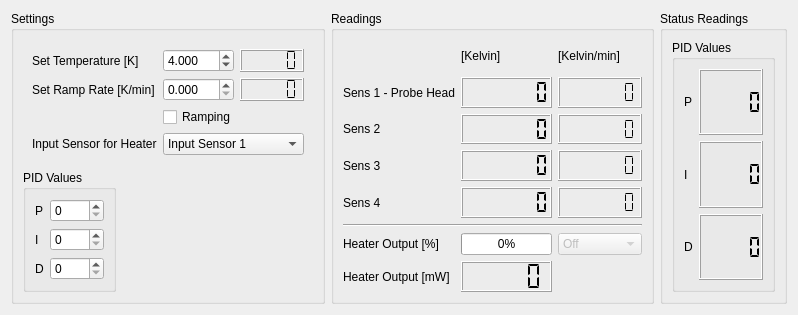
The window that LakeShore/LakeShore350_control.ui (Cryostat-GUI/Cryostat-GUI) describes before a commit, drawn with Qt 5.
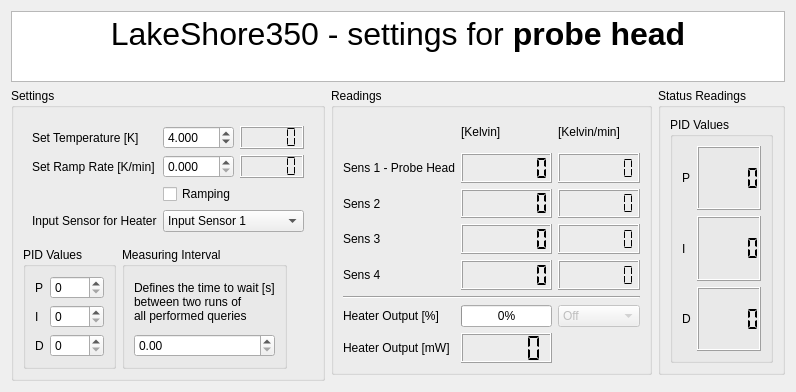
The same window after the commit.

Diff of the .ui file:
```diff
--- a/LakeShore/LakeShore350_control.ui
+++ b/LakeShore/LakeShore350_control.ui
@@ -6,18 +6,75 @@
    <rect>
     <x>0</x>
     <y>0</y>
-
-    <width>798</width>
-    <height>294</height>
-
+    <width>749</width>
+    <height>358</height>
    </rect>
   </property>
   <property name="windowTitle">
    <string>LakeShore 350 Control</string>
   </property>
   <layout class="QGridLayout" name="gridLayout_6">
-   <item row="0" column="0">
-
+   <item row="1" column="2">
+    <widget class="QGroupBox" name="groupReadingsStatus">
+     <property name="title">
+      <string>Status Readings</string>
+     </property>
+     <layout class="QGridLayout" name="gridLayout_5" rowstretch="1">
+      <item row="0" column="0" colspan="2">
+       <widget class="QGroupBox" name="groupPID">
+        <property name="title">
+         <string>PID Values</string>
+        </property>
+        <layout class="QGridLayout" name="gridLayout">
+         <item row="0" column="0">
+          <widget class="QLabel" name="label_10">
+           <property name="text">
+            <string>P</string>
+           </property>
+          </widget>
+         </item>
+         <item row="1" column="0">
+          <widget class="QLabel" name="label_11">
+           <property name="text">
+            <string>I</string>
+           </property>
+          </widget>
+         </item>
+         <item row="0" column="1">
+          <widget class="QLCDNumber" name="lcdLoopP_Param">
+           <property name="segmentStyle">
+            <enum>QLCDNumber::Flat</enum>
+           </property>
+          </widget>
+         </item>
+         <item row="2" column="0">
+          <widget class="QLabel" name="label_12">
+           <property name="text">
+            <string>D</string>
+           </property>
+          </widget>
+         </item>
+         <item row="1" column="1">
+          <widget class="QLCDNumber" name="lcdLoopI_Param">
+           <property name="segmentStyle">
+            <enum>QLCDNumber::Flat</enum>
+           </property>
+          </widget>
+         </item>
+         <item row="2" column="1">
+          <widget class="QLCDNumber" name="lcdLoopD_Param">
+           <property name="segmentStyle">
+            <enum>QLCDNumber::Flat</enum>
+           </property>
+          </widget>
+         </item>
+        </layout>
+       </widget>
+      </item>
+     </layout>
+    </widget>
+   </item>
+   <item row="1" column="0" rowspan="2">
     <widget class="QGroupBox" name="groupSettings">
      <property name="title">
       <string>Settings</string>
@@ -169,10 +226,35 @@
         </layout>
        </widget>
       </item>
+      <item row="5" column="1">
+       <widget class="QGroupBox" name="groupBox">
+        <property name="title">
+         <string>Measuring Interval</string>
+        </property>
+        <layout class="QGridLayout" name="gridLayout_8">
+         <item row="1" column="0">
+          <widget class="QDoubleSpinBox" name="spin_threadinterval">
+           <property name="maximum">
+            <double>3600.000000000000000</double>
+           </property>
+          </widget>
+         </item>
+         <item row="0" column="0">
+          <widget class="QLabel" name="label_18">
+           <property name="text">
+            <string>Defines the time to wait [s] 
+between two runs of 
+all performed queries</string>
+           </property>
+          </widget>
+         </item>
+        </layout>
+       </widget>
+      </item>
      </layout>
     </widget>
    </item>
-   <item row="0" column="1">
+   <item row="1" column="1">
     <widget class="QGroupBox" name="groupReadings">
      <property name="title">
       <string>Readings</string>
@@ -381,64 +463,33 @@
      </layout>
     </widget>
    </item>
-   <item row="0" column="2">
-    <widget class="QGroupBox" name="groupReadingsStatus">
-     <property name="title">
-      <string>Status Readings</string>
+   <item row="0" column="0" colspan="3">
+    <widget class="QTextBrowser" name="textBrowser">
+     <property name="minimumSize">
+      <size>
+       <width>731</width>
+       <height>71</height>
+      </size>
      </property>
-     <layout class="QGridLayout" name="gridLayout_5" rowstretch="1">
-      <item row="0" column="0" colspan="2">
-       <widget class="QGroupBox" name="groupPID">
-        <property name="title">
-         <string>PID Values</string>
-        </property>
-        <layout class="QGridLayout" name="gridLayout">
-         <item row="0" column="0">
-          <widget class="QLabel" name="label_10">
-           <property name="text">
-            <string>P</string>
-           </property>
-          </widget>
-         </item>
-         <item row="1" column="0">
-          <widget class="QLabel" name="label_11">
-           <property name="text">
-            <string>I</string>
-           </property>
-          </widget>
-         </item>
-         <item row="0" column="1">
-          <widget class="QLCDNumber" name="lcdLoopP_Param">
-           <property name="segmentStyle">
-            <enum>QLCDNumber::Flat</enum>
-           </property>
-          </widget>
-         </item>
-         <item row="2" column="0">
-          <widget class="QLabel" name="label_12">
-           <property name="text">
-            <string>D</string>
-           </property>
-          </widget>
-         </item>
-         <item row="1" column="1">
-          <widget class="QLCDNumber" name="lcdLoopI_Param">
-           <property name="segmentStyle">
-            <enum>QLCDNumber::Flat</enum>
-           </property>
-          </widget>
-         </item>
-         <item row="2" column="1">
-          <widget class="QLCDNumber" name="lcdLoopD_Param">
-           <property name="segmentStyle">
-            <enum>QLCDNumber::Flat</enum>
-           </property>
-          </widget>
-         </item>
-        </layout>
-       </widget>
-      </item>
-     </layout>
+     <property name="maximumSize">
+      <size>
+       <width>16777215</width>
+       <height>71</height>
+      </size>
+     </property>
+     <property name="frameShape">
+      <enum>QFrame::StyledPanel</enum>
+     </property>
+     <property name="frameShadow">
+      <enum>QFrame::Raised</enum>
+     </property>
+     <property name="html">
+      <string>&lt;!DOCTYPE HTML PUBLIC &quot;-//W3C//DTD HTML 4.0//EN&quot; &quot;http://www.w3.org/TR/REC-html40/strict.dtd&quot;&gt;
+&lt;html&gt;&lt;head&gt;&lt;meta name=&quot;qrichtext&quot; content=&quot;1&quot; /&gt;&lt;style type=&quot;text/css&quot;&gt;
+p, li { white-space: pre-wrap; }
+&lt;/style&gt;&lt;/head&gt;&lt;body style=&quot; font-family:'MS Shell Dlg 2'; font-size:8.25pt; font-weight:400; font-style:normal;&quot;&gt;
+&lt;p align=&quot;center&quot; style=&quot; margin-top:0px; margin-bottom:0px; margin-left:0px; margin-right:0px; -qt-block-indent:0; text-indent:0px;&quot;&gt;&lt;span style=&quot; font-size:24pt;&quot;&gt;LakeShore350 - settings for&lt;/span&gt;&lt;span style=&quot; font-size:24pt; font-weight:600;&quot;&gt; probe head&lt;/span&gt;&lt;/p&gt;&lt;/body&gt;&lt;/html&gt;</string>
+     </property>
     </widget>
    </item>
   </layout>
```
